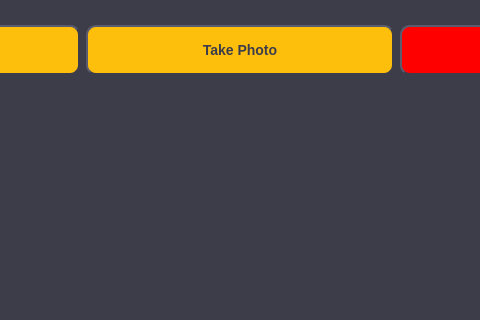
This is cpp/lib/mainwindow.ui in jtmaston/Hand-of-Talos as Qt 5 draws it before an edit; both pictures show x 553 to 1033 and y 0 to 320 of the 1280 by 720 pixel window. The edited form follows.
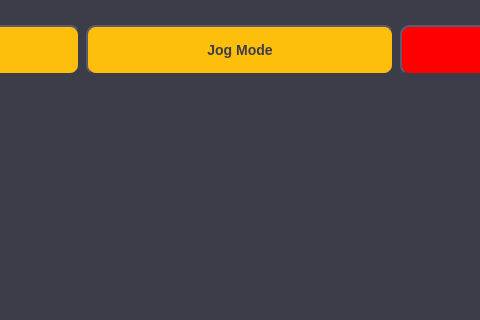
This is the edited form.

```diff
--- a/cpp/lib/mainwindow.ui
+++ b/cpp/lib/mainwindow.ui
@@ -89,7 +89,7 @@
       <widget class="QPushButton" name="phto_btn">
        <property name="minimumSize">
         <size>
-         <width>186</width>
+         <width>206</width>
          <height>50</height>
         </size>
        </property>
@@ -110,7 +110,7 @@
 }</string>
        </property>
        <property name="text">
-        <string>Take Photo</string>
+        <string>Jog Mode</string>
        </property>
       </widget>
      </item>
```
Left out of the diff: 22 changed lines with no effect on the pictures.
